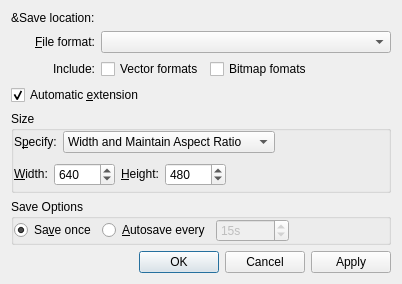
Before: the Qt Designer form src/libkstapp/exportgraphicsdialog.ui in Kst-plot/kst, drawn with Qt 5.
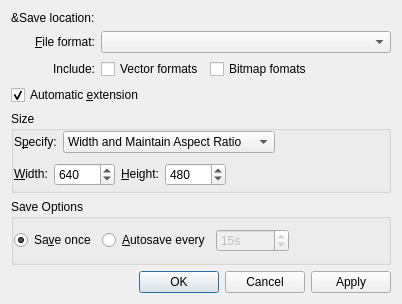
After: the same form once the commit is applied. Custom widgets are drawn as their Qt base class.

Patch:
```diff
--- a/src/libkstapp/exportgraphicsdialog.ui
+++ b/src/libkstapp/exportgraphicsdialog.ui
@@ -7,7 +7,7 @@
     <x>0</x>
     <y>0</y>
     <width>402</width>
-    <height>278</height>
+    <height>304</height>
    </rect>
   </property>
   <property name="windowTitle">
```
Left out of the diff: 3 changed lines with no effect on the pictures.
